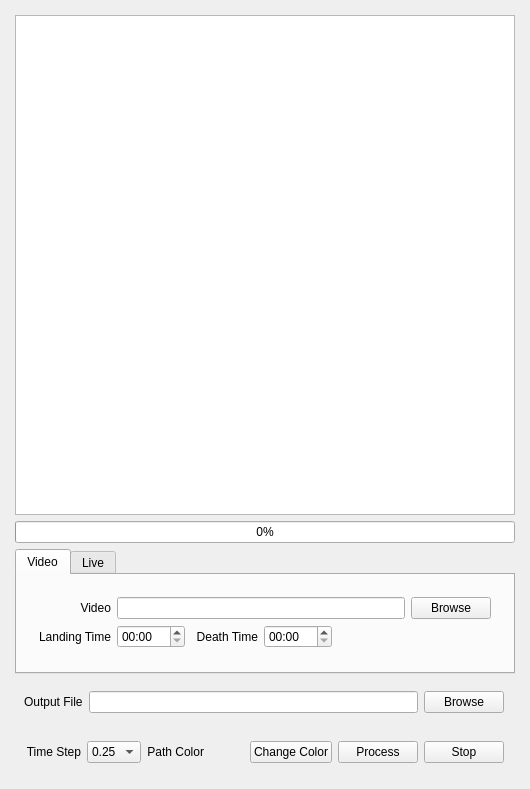
Above: pubgis/pubgis_gui.ui from andrewzwicky/PUBGIS before the change. Below: the same form after it.
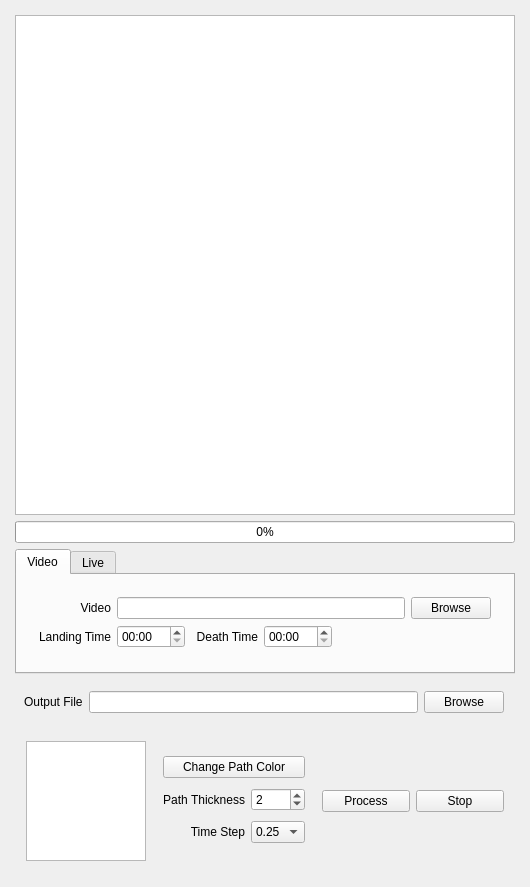
That is the form after the change.

Commit message:
Adding variable path thickness and a nicer path preview
fixes #27

The edit to the form file:
```diff
--- a/pubgis/pubgis_gui.ui
+++ b/pubgis/pubgis_gui.ui
@@ -7,11 +7,11 @@
     <x>0</x>
     <y>0</y>
     <width>530</width>
-    <height>769</height>
+    <height>872</height>
    </rect>
   </property>
   <property name="sizePolicy">
-   <sizepolicy hsizetype="Fixed" vsizetype="Fixed">
+   <sizepolicy hsizetype="Fixed" vsizetype="MinimumExpanding">
     <horstretch>0</horstretch>
     <verstretch>0</verstretch>
    </sizepolicy>
@@ -232,48 +232,10 @@
     <item>
      <widget class="QWidget" name="widget_2" native="true">
       <layout class="QGridLayout" name="gridLayout_2">
-       <item row="3" column="2">
-        <widget class="QLabel" name="path_color_label">
-         <property name="text">
-          <string>Path Color</string>
-         </property>
-         <property name="alignment">
-          <set>Qt::AlignRight|Qt::AlignTrailing|Qt::AlignVCenter</set>
-         </property>
-        </widget>
-       </item>
-       <item row="3" column="8">
-        <widget class="QPushButton" name="cancel_button">
-         <property name="text">
-          <string>Stop</string>
-         </property>
-        </widget>
-       </item>
-       <item row="3" column="4">
-        <widget class="QPushButton" name="color_select_button">
-         <property name="text">
-          <string>Change Color</string>
-         </property>
-        </widget>
-       </item>
-       <item row="3" column="7">
-        <widget class="QPushButton" name="process_button">
-         <property name="text">
-          <string>Process</string>
-         </property>
-        </widget>
-       </item>
        <item row="3" column="3">
-        <widget class="QLabel" name="path_color_preview">
-         <property name="autoFillBackground">
-          <bool>true</bool>
-         </property>
-         <property name="text">
-          <string/>
-         </property>
-        </widget>
-       </item>
-       <item row="3" column="1">
+        <widget class="QWidget" name="widget_5" native="true">
+         <layout class="QGridLayout" name="gridLayout_4">
+          <item row="4" column="1">
         <widget class="QComboBox" name="time_step">
          <item>
           <property name="text">
@@ -302,13 +264,94 @@
          </item>
         </widget>
        </item>
-       <item row="3" column="0">
+          <item row="4" column="0">
         <widget class="QLabel" name="image_label_4">
          <property name="text">
           <string>Time Step</string>
          </property>
          <property name="alignment">
           <set>Qt::AlignRight|Qt::AlignTrailing|Qt::AlignVCenter</set>
+            </property>
+           </widget>
+          </item>
+          <item row="3" column="0">
+           <widget class="QLabel" name="label">
+            <property name="text">
+             <string>Path Thickness</string>
+            </property>
+            <property name="alignment">
+             <set>Qt::AlignRight|Qt::AlignTrailing|Qt::AlignVCenter</set>
+            </property>
+           </widget>
+          </item>
+          <item row="2" column="0" colspan="2">
+           <widget class="QPushButton" name="color_select_button">
+            <property name="text">
+             <string>Change Path Color</string>
+            </property>
+           </widget>
+          </item>
+          <item row="3" column="1">
+           <widget class="QSpinBox" name="thickness_spinbox">
+            <property name="buttonSymbols">
+             <enum>QAbstractSpinBox::UpDownArrows</enum>
+            </property>
+            <property name="minimum">
+             <number>1</number>
+            </property>
+            <property name="maximum">
+             <number>10</number>
+            </property>
+            <property name="value">
+             <number>2</number>
+            </property>
+           </widget>
+          </item>
+         </layout>
+        </widget>
+       </item>
+       <item row="3" column="6">
+        <widget class="QPushButton" name="process_button">
+         <property name="text">
+          <string>Process</string>
+         </property>
+        </widget>
+       </item>
+       <item row="3" column="2">
+        <widget class="QGraphicsView" name="path_preview_view">
+         <property name="sizePolicy">
+          <sizepolicy hsizetype="Fixed" vsizetype="Fixed">
+           <horstretch>0</horstretch>
+           <verstretch>0</verstretch>
+          </sizepolicy>
+         </property>
+         <property name="minimumSize">
+          <size>
+           <width>120</width>
+           <height>120</height>
+          </size>
+         </property>
+         <property name="maximumSize">
+          <size>
+           <width>120</width>
+           <height>120</height>
+          </size>
+         </property>
+         <property name="verticalScrollBarPolicy">
+          <enum>Qt::ScrollBarAlwaysOff</enum>
+         </property>
+         <property name="horizontalScrollBarPolicy">
+          <enum>Qt::ScrollBarAlwaysOff</enum>
+         </property>
+         <property name="interactive">
+          <bool>false</bool>
+         </property>
+        </widget>
+       </item>
+       <item row="3" column="7">
+        <widget class="QPushButton" name="cancel_button">
+         <property name="text">
+          <string>Stop</string>
          </property>
         </widget>
        </item>
```
Left out of the diff: 32 changed lines with no effect on the pictures. Lines whose indentation alone changed are shown as unchanged. The commit also changes 3 other files.
